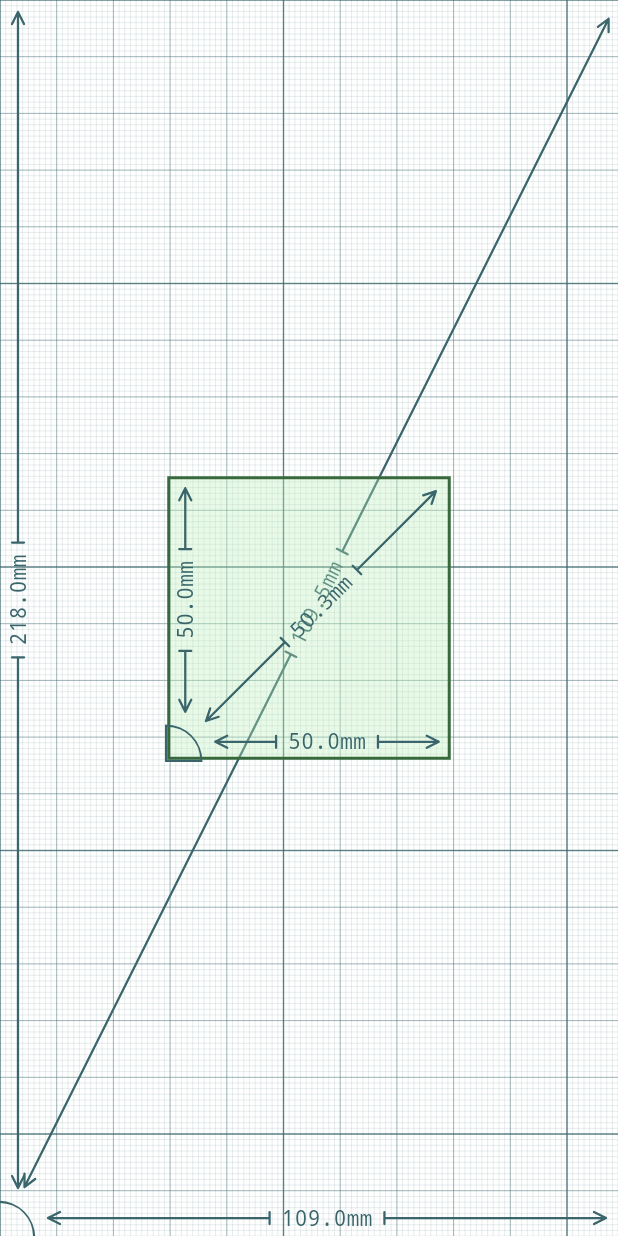
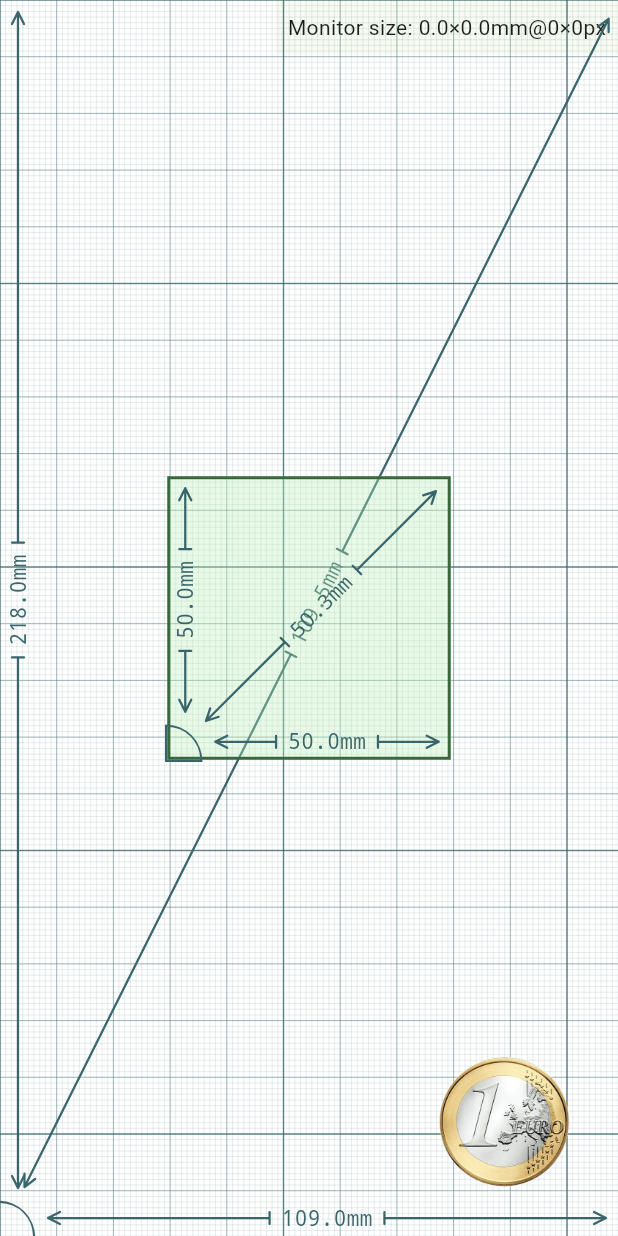
Before and after one commit to benthillerkus/millimeters, a Flutter app: the screen it shows after launch, on a phone screen of 412 x 824 dp. Run offline on Flutter 3.47's test engine with Material 2 defaults, Android fonts, the phone set to English and light mode, and no system bars; our stand-ins replace plugin_platform_interface; missing offline and left inert: dart:html, flutter_acrylic.

Commit message:
feat: add Euro for scale to example

```diff
--- a/example/lib/main.dart
+++ b/example/lib/main.dart
@@ -1,9 +1,7 @@
-import 'dart:math';
-
+import 'package:flutter/foundation.dart';
 import 'package:flutter/material.dart' hide GridPaper;
 
 import 'package:millimeters/millimeters.dart';
-import 'package:millimeters_example/arrow.dart';
 import 'package:millimeters_example/dimensions.dart';
 import 'package:millimeters_example/transparent_window.dart'
     if (dart.library.html) 'package:millimeters_example/transparent_window_fallback.dart';
@@ -31,11 +29,12 @@ class MyApp extends StatelessWidget {
         ),
         darkTheme: ThemeData.from(
           colorScheme: ColorScheme.fromSeed(
-            seedColor: const Color.fromARGB(255, 133, 215, 51),
+            seedColor: const Color.fromARGB(255, 59, 158, 73),
             brightness: Brightness.dark,
           ),
           useMaterial3: true,
         ),
+        debugShowCheckedModeBanner: false,
         home: const Scaffold(
           body: Demo(
             blockSize: Size(50, 50),
@@ -63,6 +62,16 @@ class Demo extends StatelessWidget {
     return LayoutBuilder(builder: (context, constraints) {
       return Stack(
         children: [
+          Align(
+            alignment: Alignment.topRight,
+            child: ColoredBox(
+              color: Theme.of(context).colorScheme.surface,
+              child: Padding(
+                padding: const EdgeInsets.all(8.0),
+                child: Text("Monitor size: $physicalities"),
+              ),
+            ),
+          ),
           Positioned.fill(
             child: GridPaper(
               color: Theme.of(context).colorScheme.tertiary.withOpacity(0.66),
@@ -72,6 +81,30 @@ class Demo extends StatelessWidget {
             ),
           ),
           const DimensionsIndicator(),
+          Align(
+            alignment: Alignment.bottomRight,
+            child: Padding(
+              padding: const EdgeInsets.all(32.0),
+              child: ClipRRect(
+                  borderRadius: BorderRadius.circular(mm(23.25)),
+                  child: switch ((
+                    kDebugMode,
+                    Image.asset(
+                      "assets/euro.webp",
+                      width: mm(23.25),
+                      height: mm(23.25),
+                      semanticLabel: "1 Euro coin",
+                    )
+                  )) {
+                    (true, Widget coin) => Banner(
+                        message: "DEBUG",
+                        location: BannerLocation.topEnd,
+                        child: coin,
+                      ),
+                    (false, Widget coin) => coin,
+                  }),
+            ),
+          ),
           Center(
             child: DecoratedBox(
               decoration: BoxDecoration(
@@ -93,7 +126,7 @@ class Demo extends StatelessWidget {
               ),
               child: SizedBox.fromSize(
                 size: blockSize,
-                child: DimensionsIndicator(),
+                child: const DimensionsIndicator(),
               ),
             ),
           ),
--- a/example/pubspec.yaml
+++ b/example/pubspec.yaml
@@ -55,8 +55,8 @@ flutter:
   uses-material-design: true
 
   # To add assets to your application, add an assets section, like this:
-  # assets:
-  #   - images/a_dot_burr.jpeg
+  assets:
+    - assets/euro.webp
   #   - images/a_dot_ham.jpeg
 
   # An image asset can refer to one or more resolution-specific "variants", see
--- a/lib/millimeters.dart
+++ b/lib/millimeters.dart
@@ -4,8 +4,6 @@
 // same directory. You can also find a detailed instruction on how to add
 // platforms in the `pubspec.yaml` at
 // https://flutter.dev/docs/development/packages-and-plugins/developing-packages#plugin-platforms.
-
-import 'dart:async';
 
 import 'package:flutter/widgets.dart';
 
@@ -104,7 +102,6 @@ class _MillimetersFromViewState extends State<_MillimetersFromView> {
     super.initState();
 
     MillimetersPlatform.instance.getPhysicalSize().then((Size? value) {
-      print("Physical size: $value");
       setState(() {
         _data = _data.copyWith(physical: value ?? Size.zero);
       });
@@ -112,7 +109,6 @@ class _MillimetersFromViewState extends State<_MillimetersFromView> {
     });
 
     MillimetersPlatform.instance.getResolution().then((Size? value) {
-      print("Resolution: $value");
       setState(() {
         _data = _data.copyWith(resolution: value ?? Size.zero);
       });
```
Also changed, not shown: example/assets/euro.webp (added).
